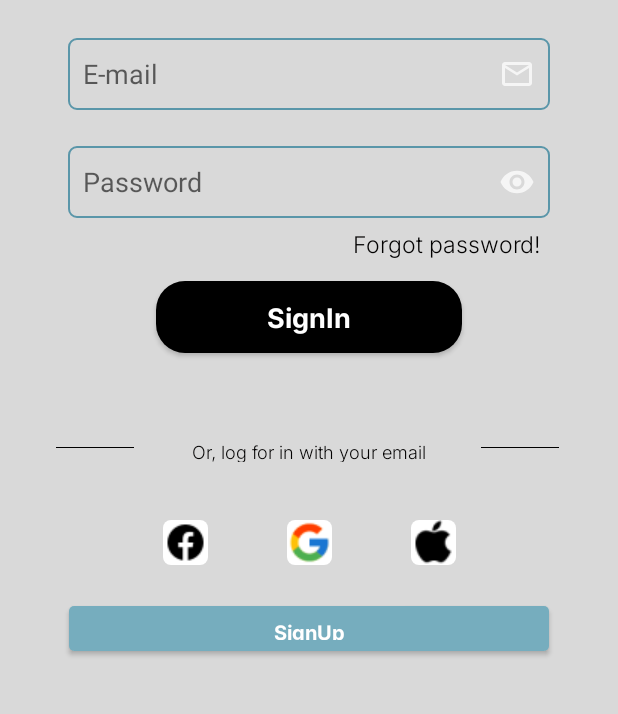
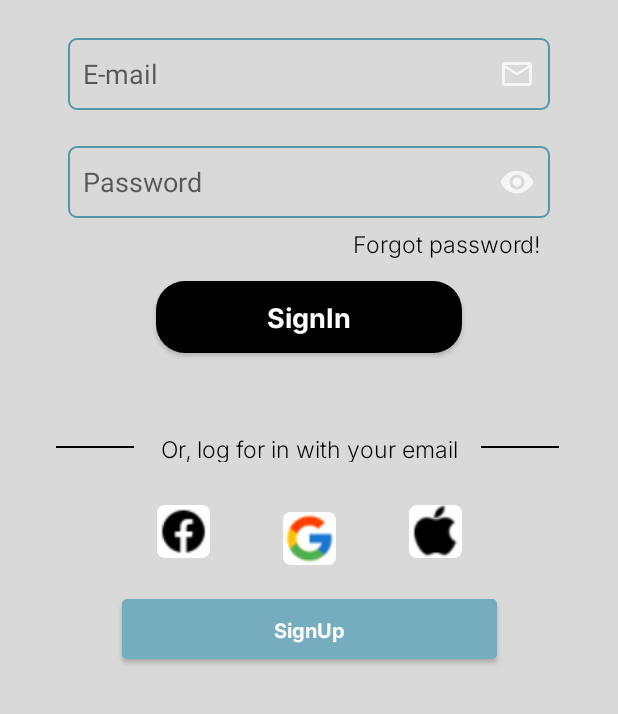
Before and after one commit to VictorCiechovicz/MathSchool, an Android app: the screen it shows after launch (SignIn), on a phone screen of 412 x 824 dp, the part 522-1236 px from its top. Run offline under Robolectric (Android 15) with nearby library versions, the phone set to English and light mode, and no system bars; our stand-ins replace Firebase (no records; nobody signed in at launch, a user with empty details on screens opened directly).

Commit message:
♻️ refactor: Refatorando nomeclaturas

```diff
--- a/app/src/main/res/drawable/edit_textsignup.xml
+++ /dev/null
@@ -1,4 +0,0 @@
-<?xml version="1.0" encoding="utf-8"?>
-<shape xmlns:android="http://schemas.android.com/apk/res/android" android:shape="line"  >
-   <stroke android:color="@color/white" android:width="1dp" />
-</shape>
--- a/app/src/main/res/layout/activity_home.xml
+++ b/app/src/main/res/layout/activity_home.xml
@@ -15,7 +15,7 @@
         android:id="@+id/image_home"
         android:layout_width="wrap_content"
         android:layout_height="wrap_content"
-        android:src="@drawable/logosignin"
+        android:src="@drawable/logosprincipal"
         android:layout_marginTop="123dp"
         app:layout_constraintStart_toStartOf="parent"
         app:layout_constraintEnd_toEndOf="parent"
--- a/app/src/main/res/layout/activity_sign_in.xml
+++ b/app/src/main/res/layout/activity_sign_in.xml
@@ -15,7 +15,7 @@
 
     <View
         android:id="@+id/containerComponents"
-        style="@style/ContainerComponents"
+        style="@style/BackgroundSigIn"
         android:layout_height="0dp"
         android:layout_marginTop="257dp"
         app:layout_constraintBottom_toBottomOf="parent"
@@ -72,14 +72,14 @@
         android:layout_height="0dp"
         android:layout_marginStart="140dp"
         android:layout_marginBottom="476dp"
-        android:src="@drawable/logosignin"
+        android:src="@drawable/logosprincipal"
         app:layout_constraintBottom_toBottomOf="parent"
         app:layout_constraintEnd_toEndOf="parent"
         app:layout_constraintHorizontal_bias="0.0"
         app:layout_constraintStart_toStartOf="parent"
         app:layout_constraintTop_toTopOf="parent"
         app:layout_constraintVertical_bias="1.0"
-        android:contentDescription="@string/todo" />
+        android:contentDescription="Logo" />
 
     <TextView
         android:layout_width="wrap_content"
@@ -102,7 +102,7 @@
 
     <EditText
         android:id="@+id/edit_email"
-        style="@style/Edit_Text"
+        style="@style/InputSignIn"
         android:drawableRight="@drawable/ic_email"
         android:hint="@string/Email"
         android:inputType="textEmailAddress"
@@ -110,11 +110,11 @@
         app:layout_constraintEnd_toEndOf="@id/containerComponents"
         app:layout_constraintStart_toEndOf="@id/containerComponents"
         app:layout_constraintTop_toTopOf="@id/containerComponents"
-        android:autofillHints="" />
+       />
 
     <EditText
         android:id="@+id/edit_password"
-        style="@style/Edit_Text"
+        style="@style/InputSignIn"
         android:layout_height="48dp"
         android:layout_marginTop="24dp"
         android:drawableEnd="@drawable/ic_eye"
@@ -142,7 +142,7 @@
 
     <androidx.appcompat.widget.AppCompatButton
         android:id="@+id/button_signin"
-        style="@style/Button"
+        style="@style/ButtonSignIn"
         android:fontFamily="@font/inter_bold"
         android:onClick="validarAuthenticacao"
         android:text="@string/SignIn"
@@ -152,7 +152,7 @@
 
     <View
         android:layout_width="52dp"
-        android:layout_height="0.5dp"
+        android:layout_height="1dp"
         android:layout_marginStart="36dp"
         android:layout_marginBottom="177dp"
         android:background="@color/black"
@@ -163,7 +163,7 @@
 
     <View
         android:layout_width="52dp"
-        android:layout_height="0.5dp"
+        android:layout_height="1dp"
         android:layout_marginEnd="35dp"
         android:layout_marginBottom="177dp"
         android:background="@color/black"
@@ -174,7 +174,7 @@
     <TextView
         android:id="@+id/orSignUp"
         android:layout_width="0dp"
-        android:layout_height="15dp"
+        android:layout_height="20dp"
         android:layout_marginStart="95dp"
         android:layout_marginEnd="95dp"
         android:layout_marginBottom="168dp"
@@ -182,7 +182,7 @@
         android:text="Or, log for in with your email"
         android:textAlignment="center"
         android:textColor="#020101"
-        android:textSize="12sp"
+        android:textSize="15sp"
         app:layout_constraintBottom_toBottomOf="@+id/containerComponents"
         app:layout_constraintEnd_toEndOf="parent"
         app:layout_constraintHorizontal_bias="0.0"
@@ -191,8 +191,8 @@
 
     <ImageView
         style="@style/SocialLogin"
-        android:layout_width="30dp"
-        android:layout_height="30dp"
+        android:layout_width="35dp"
+        android:layout_height="35dp"
         android:layout_marginStart="56dp"
         android:layout_marginBottom="27dp"
         android:src="@drawable/facebookicon"
@@ -204,8 +204,8 @@
     <ImageView
         android:id="@+id/imageViewGoogle"
         style="@style/SocialLogin"
-        android:layout_width="30dp"
-        android:layout_height="30dp"
+        android:layout_width="35dp"
+        android:layout_height="35dp"
         android:layout_marginBottom="99dp"
         android:src="@drawable/googleicon"
         app:layout_constraintBottom_toBottomOf="@+id/containerComponents"
@@ -214,8 +214,8 @@
 
     <ImageView
         style="@style/SocialLogin"
-        android:layout_width="30dp"
-        android:layout_height="30dp"
+        android:layout_width="35dp"
+        android:layout_height="35dp"
         android:layout_marginEnd="56dp"
         android:layout_marginBottom="27dp"
         android:src="@drawable/appleicon"
@@ -226,8 +226,8 @@
     <androidx.appcompat.widget.AppCompatButton
         android:id="@+id/button_singUp"
         style="@style/ButtonSignUp"
-        android:layout_width="0dp"
-        android:layout_height="0dp"
+        android:layout_width="250dp"
+        android:layout_height="40dp"
         android:layout_marginTop="27dp"
         android:layout_marginBottom="42dp"
         android:fontFamily="@font/inter_bold"
--- a/app/src/main/res/menu/itens_drawer_menu.xml
+++ b/app/src/main/res/menu/itens_drawer_menu.xml
@@ -30,9 +30,7 @@
 
     <item
         android:id="@+id/opt_drawer_logout"
-        android:checkable="true"
         android:icon="@drawable/ic_iconlogout"
-        android:onClick="logout"
         android:title="@string/OptDrawerLogout" />
 
 
--- a/app/src/main/res/values/colors.xml
+++ b/app/src/main/res/values/colors.xml
@@ -8,6 +8,8 @@
     <color name="black">#FF000000</color>
     <color name="white">#FFFFFFFF</color>
     <color name="white_light">#FFFBFB</color>
+
+
     <color name="primary">#76ADBE</color>
     <color name="primary_midium">#5A96A9</color>
     <color name="primary_dark">#1F586A</color>
--- a/app/src/main/res/values/styles.xml
+++ b/app/src/main/res/values/styles.xml
@@ -1,15 +1,16 @@
 <?xml version="1.0" encoding="utf-8"?>
 <resources>
-    <style name="ContainerComponents">
+
+    <style name="BackgroundSigIn">
         <item name="android:layout_width">match_parent</item>
         <item name="android:layout_height">570dp</item>
-        <item name="android:background">@drawable/container_components</item>
+        <item name="android:background">@drawable/shape_background_signin</item>
     </style>
 
-<style name="Edit_Text">
+<style name="InputSignIn">
     <item name="android:layout_width">match_parent</item>
     <item name="android:layout_height">wrap_content</item>
-    <item name="android:background">@drawable/edit_text</item>
+    <item name="android:background">@drawable/shape_input_signin</item>
     <item name="android:padding">10dp</item>
     <item name="android:maxLength">25</item>
     <item name="android:layout_marginLeft">45dp</item>
@@ -18,8 +19,7 @@
 
 </style>
 
-    <style name="Button">
-
+    <style name="ButtonSignIn">
         <item name="android:layout_width">match_parent</item>
         <item name="android:layout_height">wrap_content</item>
         <item name="android:layout_marginLeft">104dp</item>
@@ -37,11 +37,9 @@
     </style>
 
     <style name="SocialLogin">
-        <item name="android:background">@drawable/loginsocial</item>
+        <item name="android:background">@drawable/shape_button_loginsocial</item>
         <item name="android:layout_width">35dp</item>
         <item name="android:layout_height">35dp</item>
-
-
     </style>
 
     <style name="ButtonSignUp">
@@ -56,21 +54,21 @@
         <item name="android:textColor">@color/white</item>
         <item name="textAllCaps">false</item>
         <item name="android:textSize">13sp</item>
-        <item name="android:background">@drawable/button2</item>
+        <item name="android:background">@drawable/shape_button_signup</item>
 
     </style>
 
 
-    <style name="ContainerComponents2">
+    <style name="BackgroundSignUp">
         <item name="android:layout_width">match_parent</item>
         <item name="android:layout_height">454dp</item>
-        <item name="android:background">@drawable/container_components2</item>
+        <item name="android:background">@drawable/shape_background_register</item>
     </style>
 
-       <style name="edit_inputEmailSignUp">
+       <style name="InputSignUp">
         <item name="android:layout_width">match_parent</item>
         <item name="android:layout_height">wrap_content</item>
-        <item name="android:background">@drawable/edit_textemailsignup</item>
+        <item name="android:background">@drawable/shape_inputsignup</item>
         <item name="android:padding">10dp</item>
         <item name="android:maxLength">25</item>
           <item name="android:layout_marginLeft">45dp</item>
@@ -92,7 +90,7 @@
         <item name="android:textColor">@color/primary</item>
         <item name="textAllCaps">false</item>
         <item name="android:textSize">16sp</item>
-        <item name="android:background">@drawable/button3</item>
+        <item name="android:background">@drawable/shape_button_register</item>
 
     </style>
 
--- a/app/src/main/res/values/themes.xml
+++ b/app/src/main/res/values/themes.xml
@@ -10,7 +10,7 @@
         <item name="colorSecondaryVariant">@color/teal_700</item>
         <item name="colorOnSecondary">@color/black</item>
         <!-- Status bar color. -->
-        <item name="android:statusBarColor" tools:targetApi="l">#76ADBE</item>
+        <item name="android:statusBarColor" tools:targetApi="l">@color/white_light</item>
         <!-- Customize your theme here. -->
     </style>
 
```
Also changed, not shown: app/src/main/java/com/example/mathschool/activity/Home.java (+8 -9 lines), app/src/main/res/layout/activity_sign_up.xml (+9 -9 lines), app/src/main/res/drawable/logosprincipal.png (renamed from app/src/main/res/drawable/logosignin.png), app/src/main/res/drawable/shape_background_register.xml (renamed from app/src/main/res/drawable/container_components2.xml), app/src/main/res/drawable/shape_background_signin.xml (renamed from app/src/main/res/drawable/container_components.xml), app/src/main/res/drawable/shape_button_loginsocial.xml (renamed from app/src/main/res/drawable/loginsocial.xml), app/src/main/res/drawable/shape_button_register.xml (renamed from app/src/main/res/drawable/button3.xml), app/src/main/res/drawable/shape_button_signup.xml (renamed from app/src/main/res/drawable/button2.xml), app/src/main/res/drawable/shape_input_signin.xml (renamed from app/src/main/res/drawable/edit_text.xml), app/src/main/res/drawable/shape_inputsignup.xml (renamed from app/src/main/res/drawable/edit_textemailsignup.xml).
